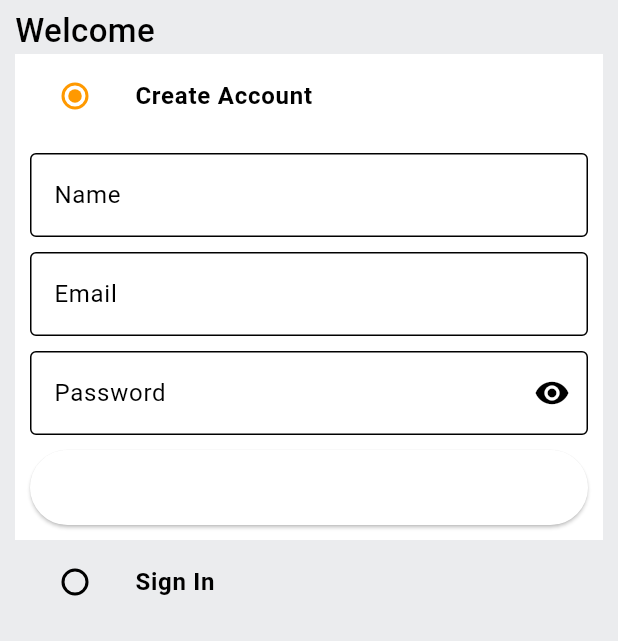
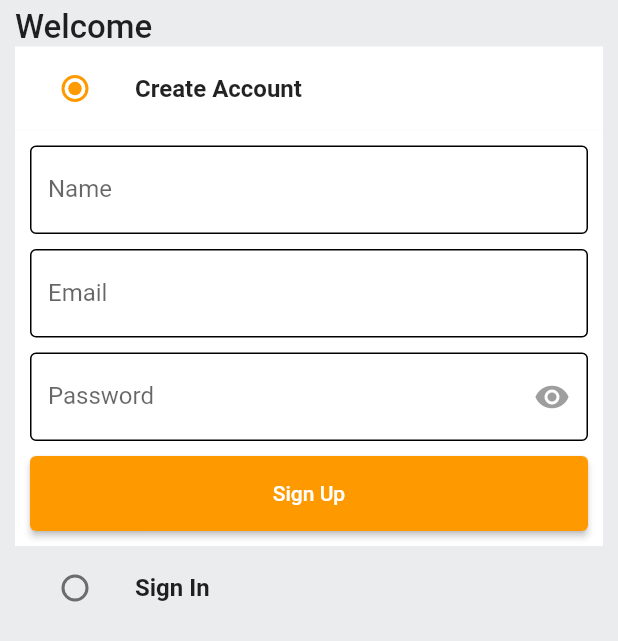
Before and after one commit to mustafasmnc/Amazon_Clone, a Flutter app: the screen it shows after launch, on a phone screen of 412 x 824 dp. Shown: the top 641 px of the screen. Run offline on Flutter 3.47's test engine with Material 2 defaults, Android fonts, the phone set to English and light mode, and no system bars; our stand-ins replace badges, carousel_slider, charts_flutter, dotted_border, file_picker, flutter_dotenv and 2 more; missing offline and left inert: cloudinary_sdk, pay.

```diff
--- a/lib/common/widgets/custom_textfield.dart
+++ b/lib/common/widgets/custom_textfield.dart
@@ -1,3 +1,4 @@
+import 'package:amazon_clone/constants/global_variables.dart';
 import 'package:flutter/material.dart';
 
 class CustomTextField extends StatefulWidget {
@@ -32,7 +33,10 @@ class _CustomTextFieldState extends State<CustomTextField> {
                 });
               },
               icon: Icon(
-                  widget.hintText == 'Password' ? Icons.remove_red_eye : null)),
+                widget.hintText == 'Password' ? Icons.remove_red_eye : null,
+                color:
+                    showPassword ? Colors.grey : GlobalVariables.secondaryColor,
+              )),
           //hintText: hintText,
           labelText: widget.hintText,
           border: OutlineInputBorder(
--- a/lib/main.dart
+++ b/lib/main.dart
@@ -38,7 +38,7 @@ class _MyAppState extends State<MyApp> {
         debugShowCheckedModeBanner: false,
         title: 'Amazon Clone',
         theme: ThemeData(
-          useMaterial3: true,
+          //useMaterial3: true,
           colorScheme:
               ColorScheme.light(primary: GlobalVariables.secondaryColor),
           scaffoldBackgroundColor: GlobalVariables.backgroundColor,
```
Also changed, not shown: lib/features/admin/screens/orders_screen.dart (+11 -1 lines), assets/sc/admin_add_product.jpg (added), assets/sc/admin_add_product_image.jpg (added), assets/sc/admin_analytics.jpg (added), assets/sc/admin_home.jpg (added), assets/sc/admin_order_detail.jpg (added), assets/sc/admin_orders.jpg (added), assets/sc/auth.jpg (added), assets/sc/cart.jpg (added), assets/sc/home.jpg (added), assets/sc/order_detail.jpg (added), assets/sc/product.jpg (added), assets/sc/search.jpg (added), assets/sc/user_screen.jpg (added).
